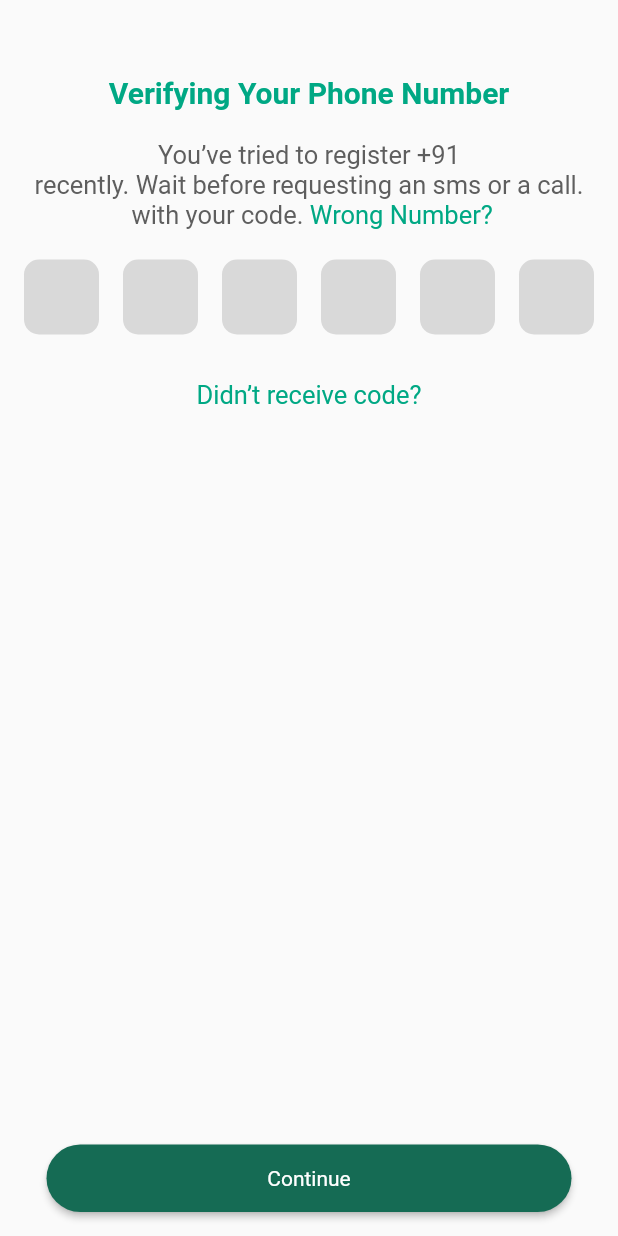
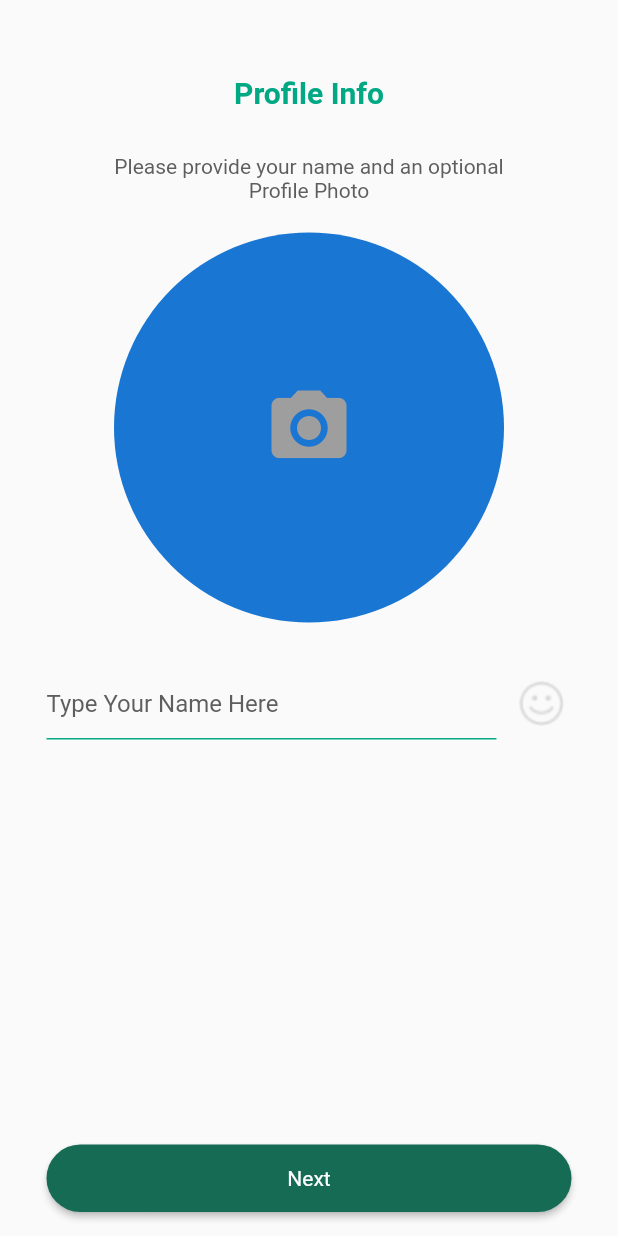
Before and after one commit to Amaanarabiyani/whatsappApp-Ui, a Flutter app: the Otpscreen screen opened directly with empty values, after a tap on "Continue", on a phone screen of 412 x 824 dp. Run offline on Flutter 3.47's test engine with Material 3 defaults, Android fonts, the phone set to English and light mode, and no system bars; our stand-ins replace get, image_picker.

```diff
--- a/lib/Otp/otpscreen.dart
+++ b/lib/Otp/otpscreen.dart
@@ -1,4 +1,5 @@
 import 'package:flutter/material.dart';
+import 'package:whatsapp_ui_clone/profile/profilescreen.dart';
 import 'package:whatsapp_ui_clone/widgets/uiHelper.dart';
 
 class Otpscreen extends StatelessWidget {
@@ -96,7 +97,10 @@ class Otpscreen extends StatelessWidget {
       ),
       floatingActionButton: Uihelper.CustomButton(
         name: "Continue",
-        onTap: () {},
+        onTap: () {
+          Navigator.push(context,
+              MaterialPageRoute(builder: (context) => Profilescreen()));
+        },
       ),
       floatingActionButtonLocation: FloatingActionButtonLocation.centerFloat,
     );
--- a/lib/main.dart
+++ b/lib/main.dart
@@ -1,7 +1,7 @@
 import 'package:flutter/material.dart';
 import 'package:get/get.dart';
+import 'package:whatsapp_ui_clone/profile/profilescreen.dart';
 import 'package:whatsapp_ui_clone/screens/Splash/splashscreen.dart';
-// import 'package:whatsapp_ui_clone/screens/home.dart';
 
 void main() {
   runApp(const MyApp());
--- /dev/null
+++ b/lib/profile/profilescreen.dart
@@ -0,0 +1,174 @@
+import 'dart:io';
+
+import 'package:flutter/material.dart';
+import 'package:image_picker/image_picker.dart';
+import 'package:whatsapp_ui_clone/widgets/uiHelper.dart';
+
+class Profilescreen extends StatefulWidget {
+  Profilescreen({super.key});
+
+  @override
+  State<Profilescreen> createState() => _ProfilescreenState();
+}
+
+class _ProfilescreenState extends State<Profilescreen> {
+  final TextEditingController namecontroller = TextEditingController();
+
+  File? pickedimage;
+
+  @override
+  Widget build(BuildContext context) {
+    return Scaffold(
+      body: Center(
+        child: Column(
+          children: [
+            SizedBox(
+              height: 50,
+            ),
+            Uihelper.customText(
+              name: "Profile Info",
+              height: 20,
+              fontweight: FontWeight.bold,
+              color: Color(0xff00A884),
+            ),
+            SizedBox(
+              height: 30,
+            ),
+            Uihelper.customText(
+              name: "Please provide your name and an optional",
+              height: 14,
+            ),
+            Uihelper.customText(
+              name: "Profile Photo",
+              height: 14,
+            ),
+            SizedBox(
+              height: 20,
+            ),
+            GestureDetector(
+              onTap: () {
+                _openBottom(context);
+              },
+              child: pickedimage == null
+                  ? CircleAvatar(
+                      radius: 130,
+                      child: Icon(
+                        Icons.camera_alt,
+                        size: 60,
+                        color: Colors.grey,
+                      ),
+                    )
+                  : CircleAvatar(
+                      radius: 80,
+                      backgroundImage: FileImage(pickedimage!),
+                    ),
+            ),
+            SizedBox(
+              height: 30,
+            ),
+            Row(
+              mainAxisAlignment: MainAxisAlignment.center,
+              children: [
+                SizedBox(
+                  width: 300,
+                  child: TextField(
+                    keyboardType: TextInputType.name,
+                    controller: namecontroller,
+                    decoration: InputDecoration(
+                      hintText: "Type Your Name Here",
+                      hintStyle: TextStyle(
+                        color: Color(0xff5E5E5E),
+                      ),
+                      border: UnderlineInputBorder(
+                        borderSide: BorderSide(
+                          color: Color(0xFF05AA82),
+                        ),
+                      ),
+                      focusedBorder: UnderlineInputBorder(
+                          borderSide: BorderSide(color: Color(0xFF05AA82))),
+                      enabledBorder: UnderlineInputBorder(
+                        borderSide: BorderSide(
+                          color: Color(0xFF05AA82),
+                        ),
+                      ),
+                    ),
+                  ),
+                ),
+                SizedBox(
+                  width: 10,
+                ),
+                Image.asset(
+                  'assets/images/happy-face 1.png',
+                  width: 40,
+                ),
+              ],
+            ),
+          ],
+        ),
+      ),
+      floatingActionButton: Uihelper.CustomButton(
+        name: "Next",
+        onTap: () {},
+      ),
+      floatingActionButtonLocation: FloatingActionButtonLocation.centerFloat,
+    );
+  }
+
+  _openBottom(BuildContext context) {
+    return showModalBottomSheet(
+      context: context,
+      builder: (BuildContext context) {
+        return Container(
+          height: 200,
+          child: Column(
+            mainAxisAlignment: MainAxisAlignment.center,
+            children: [
+              Row(
+                mainAxisAlignment: MainAxisAlignment.spaceEvenly,
+                children: [
+                  IconButton(
+                    onPressed: () {
+                      pickimage(ImageSource.camera);
+                    },
+                    icon: Icon(
+                      Icons.camera_alt,
+                      size: 80,
+                      color: Colors.grey,
+                    ),
+                  ),
+                  IconButton(
+                    onPressed: () {
+                      pickimage(ImageSource.gallery);
+                    },
+                    icon: Icon(
+                      Icons.image,
+                      color: Colors.grey,
+                      size: 80,
+                    ),
+                  )
+                ],
+              )
+            ],
+          ),
+        );
+      },
+    );
+  }
+
+  pickimage(ImageSource imagesource) async {
+    try {
+      final photo = ImagePicker().pickImage(source: imagesource);
+      if (photo == null) return;
+      final tempimage = File(photo.toString());
+      setState(() {
+        pickedimage = tempimage;
+      });
+    } catch (ex) {
+      return ScaffoldMessenger.of(context).showSnackBar(SnackBar(
+        content: Text(
+          ex.toString(),
+        ),
+      ));
+    }
+  }
+}
```
Also changed, not shown: lib/controller/imagecontroller.dart (added, +14 -0 lines), pubspec.yaml (+1 -6 lines), assets/images/camera.png (added), assets/images/ellipse.png (added), assets/images/happy-face 1.png (added), pubspec.lock, 5 other files.
